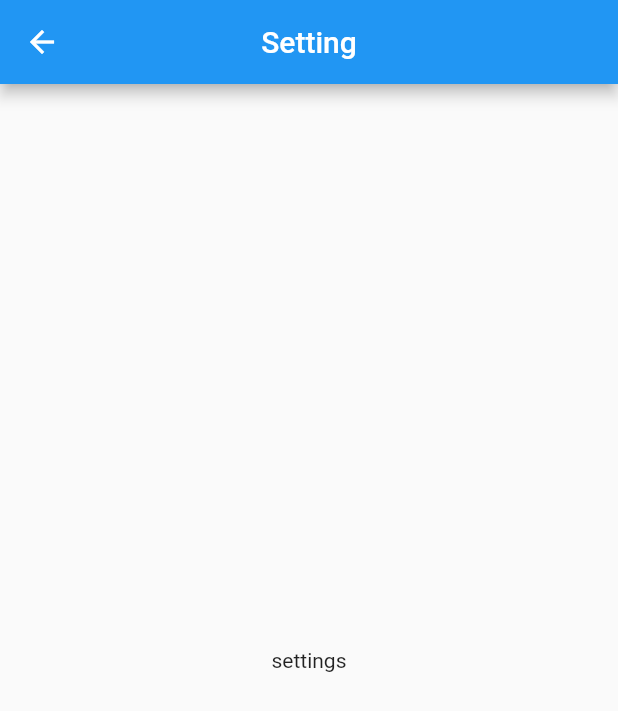
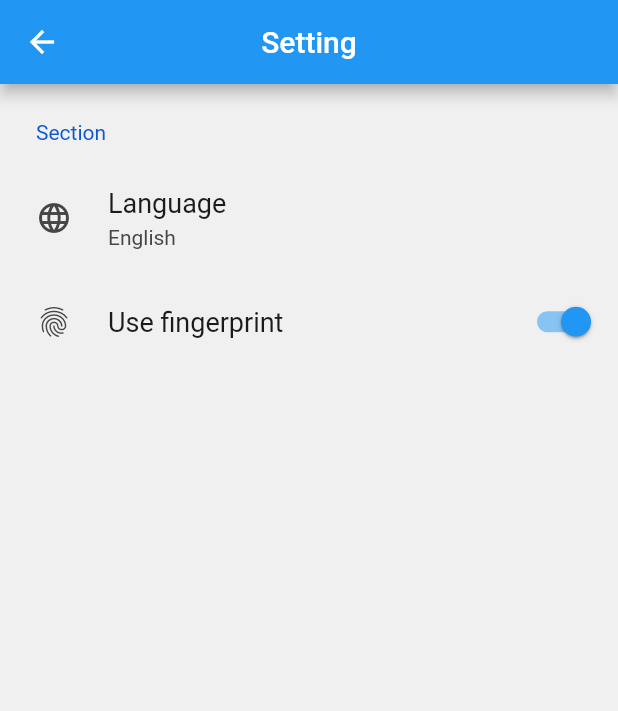
Before and after one commit to harunonsystem/kiatsuclone, a Flutter app: the screen it shows after launch, on a phone screen of 412 x 824 dp. Shown: the top 711 px of the screen. Run offline on Flutter 3.47's test engine with Material 2 defaults, Android fonts, the phone set to English and light mode, and no system bars; drawn by our look-alikes of settings_ui; our stand-ins replace geolocator, share.

Commit message:
feat: settings-ui

```diff
--- a/lib/pages/settings.dart
+++ b/lib/pages/settings.dart
@@ -1,4 +1,5 @@
 import 'package:flutter/material.dart';
+import 'package:settings_ui/settings_ui.dart';
 
 class Settings extends StatelessWidget {
   @override
@@ -9,8 +10,27 @@ class Settings extends StatelessWidget {
           centerTitle: true,
         ),
         body: Center(
-        child: const Text('settings'),
+          child: SettingsList(
+            sections: [
+              SettingsSection(
+                title: 'Section',
+                tiles: [
+                  SettingsTile(
+                    title: 'Language',
+                    subtitle: 'English',
+                    leading: Icon(Icons.language),
+                    onTap: () {},
                   ),
-    );
+                  SettingsTile.switchTile(
+                    title: 'Use fingerprint',
+                    leading: Icon(Icons.fingerprint),
+                    switchValue: true,
+                    onToggle: (bool value) {},
+                  ),
+                ],
+              ),
+            ],
+          ),
+        ));
   }
 }
--- a/pubspec.yaml
+++ b/pubspec.yaml
@@ -25,6 +25,7 @@ dependencies:
   http: ^0.12.1
   geolocator: ^5.3.2+2
   weather: ^1.1.1
+  settings_ui: ^0.3.0
   flutter:
     sdk: flutter
   share: ^0.6.4+3
```
Also changed, not shown: pubspec.lock. Lines whose indentation alone changed are shown as unchanged.
